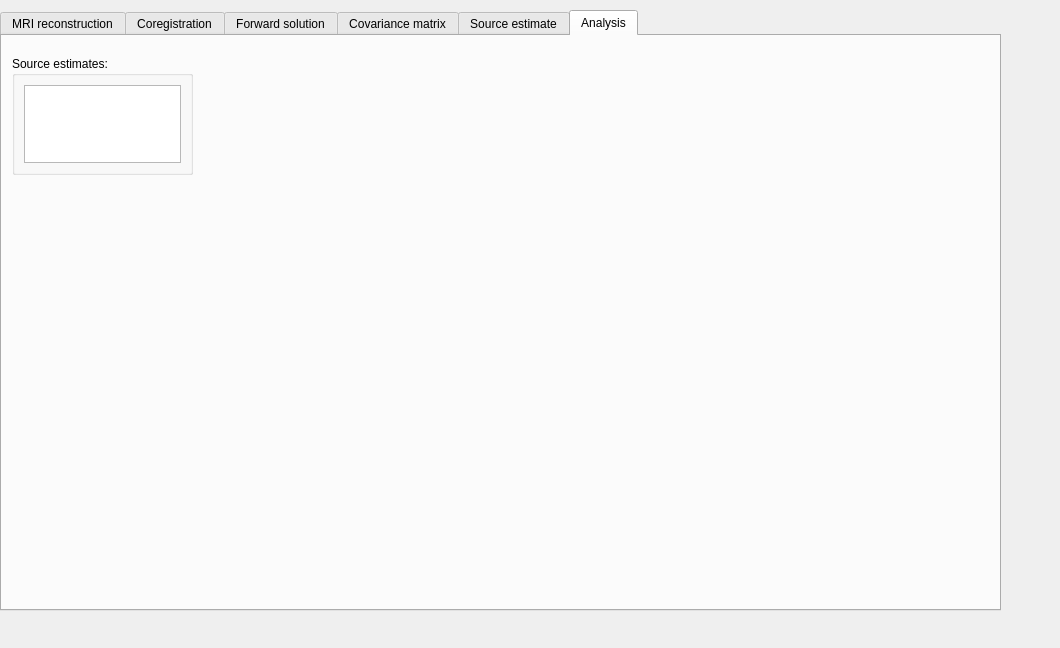
Before: the Qt Designer form qt4Designer_ui_files/mainWindowTabSourceAnalysisUi.ui in cibr-jyu/meggie, drawn with Qt 5.
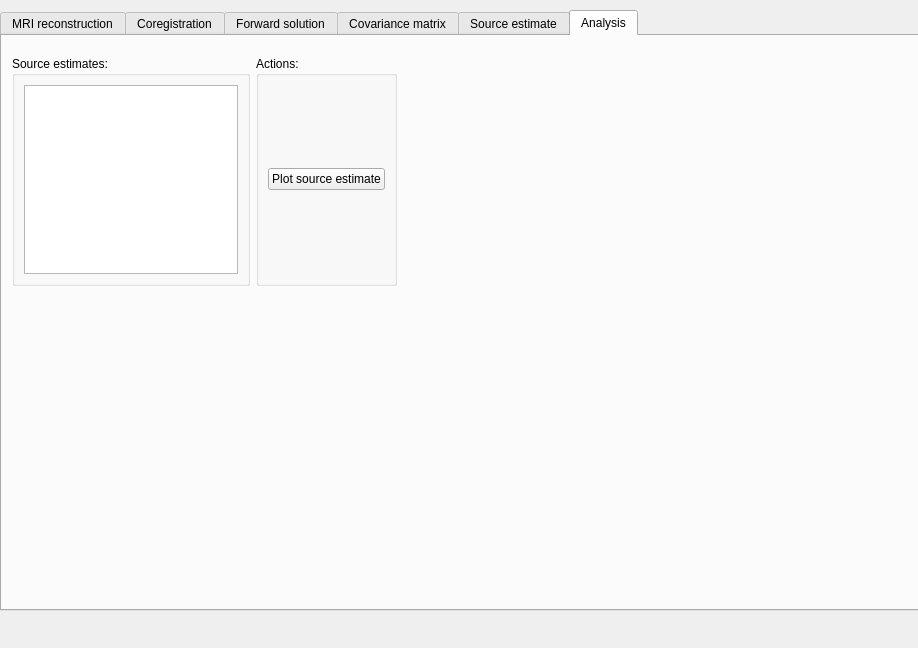
After: the same form once the commit is applied. The open tabs and pages were chosen to show the change.

Commit message: Create dialog for stc plot

```diff
--- a/qt4Designer_ui_files/mainWindowTabSourceAnalysisUi.ui
+++ b/qt4Designer_ui_files/mainWindowTabSourceAnalysisUi.ui
@@ -6,7 +6,7 @@
    <rect>
     <x>0</x>
     <y>0</y>
-    <width>1060</width>
+    <width>918</width>
     <height>648</height>
    </rect>
   </property>
@@ -1073,8 +1073,8 @@
       <rect>
        <x>10</x>
        <y>20</y>
-       <width>181</width>
-       <height>119</height>
+       <width>385</width>
+       <height>230</height>
       </rect>
      </property>
      <layout class="QHBoxLayout" name="horizontalLayout_17">
@@ -1094,6 +1094,26 @@
         </item>
        </layout>
       </item>
+      <item>
+       <layout class="QVBoxLayout" name="verticalLayout_7">
+        <item>
+         <widget class="QGroupBox" name="groupBoxActionsAna">
+          <property name="title">
+           <string>Actions:</string>
+          </property>
+          <layout class="QGridLayout" name="gridLayout_3">
+           <item row="0" column="1">
+            <widget class="QPushButton" name="pushButtonPlotSourceEstimate">
+             <property name="text">
+              <string>Plot source estimate</string>
+             </property>
+            </widget>
+           </item>
+          </layout>
+         </widget>
+        </item>
+       </layout>
+      </item>
      </layout>
     </widget>
    </widget>
```
Left out of the diff: 2 changed lines with no effect on the pictures. The commit also changes 13 other files.
